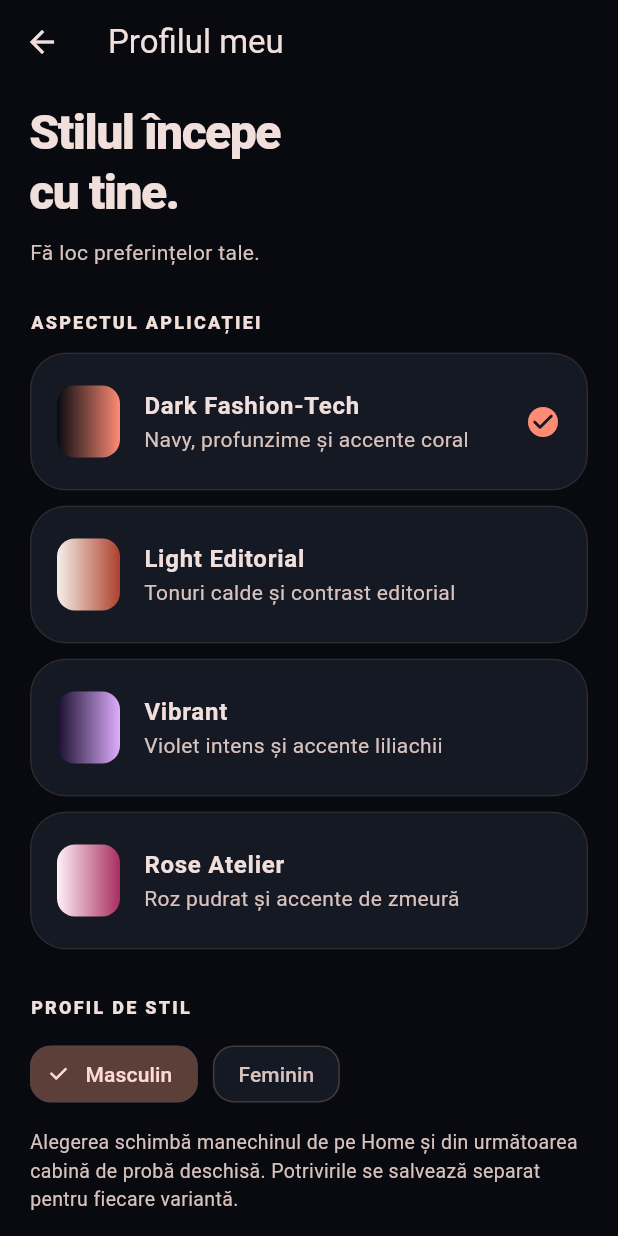
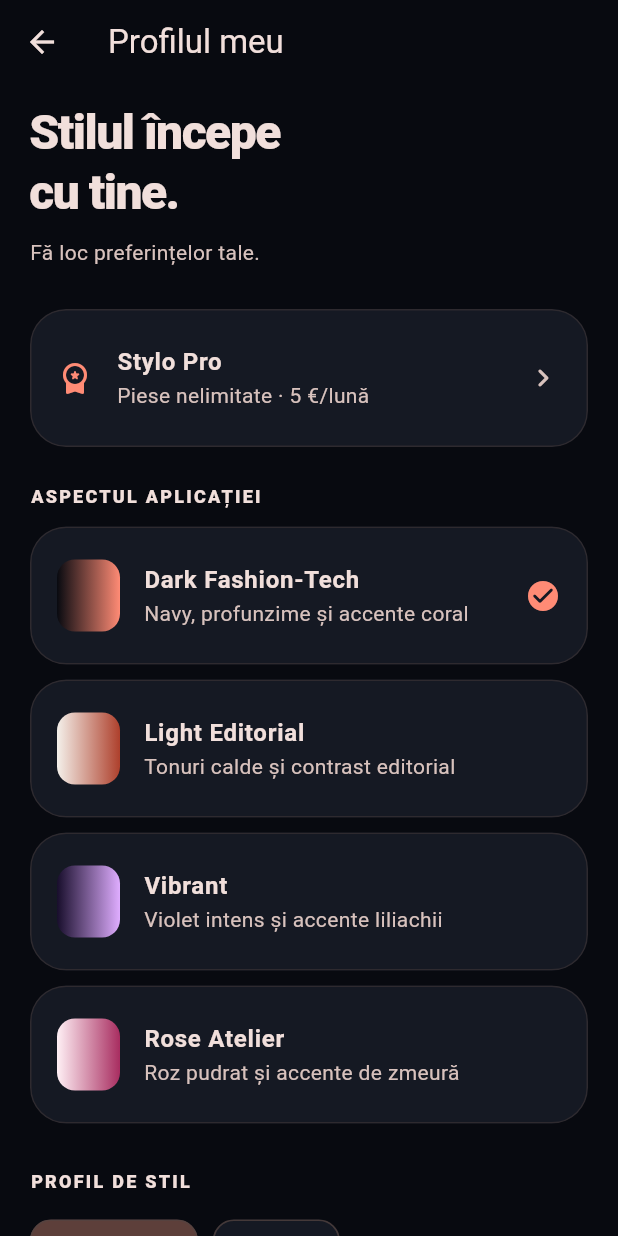
Before and after one commit to bro18nice-prog/Stylo, a Flutter app: the screen it shows after launch, after a tap on the "person outline" icon, on a phone screen of 412 x 824 dp. Run offline on Flutter 3.47's test engine with Material 3 defaults, Android fonts, the phone set to English and light mode, and no system bars; our stand-ins replace geolocator, hive, hive_flutter, image_picker, photo_view; missing offline and left inert: dart:js_interop, image_background_remover, purchases_flutter; accounts and stored records are empty.

Commit message:
Abonament Stylo Pro (5 €/lună) și APK arm64
- ProService: statut Pro doar din RevenueCat, fără steag local; fără cheie, plățile sunt dezactivate
- Ecran de plată cu funcții marcate „în curând” acolo unde nu există încă
- Limită de 30 de piese în varianta gratuită, cu trimitere la ecranul de plată
- Teste pentru limită și pentru ecranul de plată
- Workflow: APK arm64, mult mai mic

Co-Authored-By: Claude Sonnet 5.5 <noreply@anthropic.com>
Claude-Session: https://claude.ai/code/session_011paqGfsDuLx8vk7REJiGpm

```diff
--- a/lib/main.dart
+++ b/lib/main.dart
@@ -1,3 +1,5 @@
+import 'dart:async';
+
 import 'package:flutter/material.dart';
 import 'services/garment_storage.dart';
 import 'package:hive_flutter/hive_flutter.dart';
@@ -7,6 +9,7 @@ import 'providers/wardrobe_provider.dart';
 import 'theme/theme_preferences.dart';
 import 'services/outfit_history_service.dart';
 import 'services/avatar_preferences.dart';
+import 'services/pro_service.dart';
 
 Future<void> main() async {
   WidgetsFlutterBinding.ensureInitialized();
@@ -17,7 +20,18 @@ Future<void> main() async {
   await ThemePreferences.init();
   final wardrobe = WardrobeProvider();
   await wardrobe.init();
-  runApp(ChangeNotifierProvider.value(value: wardrobe, child: const MyApp()));
+  final pro = ProService();
+  // Fără await: pornirea aplicației nu așteaptă rețeaua magazinului.
+  unawaited(pro.init());
+  runApp(
+    MultiProvider(
+      providers: [
+        ChangeNotifierProvider.value(value: wardrobe),
+        ChangeNotifierProvider.value(value: pro),
+      ],
+      child: const MyApp(),
+    ),
+  );
 }
 
 class MyApp extends StatelessWidget {
--- a/lib/screens/add_clothing_screen.dart
+++ b/lib/screens/add_clothing_screen.dart
@@ -5,6 +5,8 @@ import 'package:provider/provider.dart';
 import '../models/clothing_item.dart';
 import '../providers/wardrobe_provider.dart';
 import '../services/garment_storage.dart';
+import '../services/pro_service.dart';
+import '../ui/screens/paywall_screen.dart';
 import 'usage_guide_screen.dart';
 
 class AddClothingScreen extends StatefulWidget {
@@ -102,6 +104,18 @@ class _AddClothingScreenState extends State<AddClothingScreen> {
       return;
     }
     final provider = context.read<WardrobeProvider>();
+    if (!ProService.of(context).canAdd(provider.length)) {
+      final pro = await Navigator.push<bool>(
+        context,
+        MaterialPageRoute(
+          builder: (_) => const PaywallScreen(
+            reason:
+                'Ai ajuns la ${ProService.freeItemLimit} de piese în varianta gratuită.',
+          ),
+        ),
+      );
+      if (pro != true || !mounted) return;
+    }
     final source = _showOriginal || _cutout == null ? _original! : _cutout!;
     setState(() {
       _saving = true;
--- /dev/null
+++ b/lib/services/pro_service.dart
@@ -0,0 +1,112 @@
+import 'package:flutter/foundation.dart';
+import 'package:flutter/services.dart';
+import 'package:flutter/widgets.dart';
+import 'package:provider/provider.dart';
+import 'package:purchases_flutter/purchases_flutter.dart';
+
+/// Stylo Pro: abonament de 5 €/lună prin Google Play / App Store (RevenueCat).
+///
+/// Securitate:
+/// - Statutul „Pro” vine doar din răspunsul magazinului, confirmat de
+///   RevenueCat. Nu există un steag local care să poată fi modificat.
+/// - În aplicație se află doar cheia publică RevenueCat, dată la build:
+///   `--dart-define=REVENUECAT_ANDROID_KEY=...` (și `REVENUECAT_IOS_KEY`).
+///   Fără cheie, plățile sunt dezactivate și aplicația rămâne în varianta
+///   gratuită, fără erori.
+/// - Limita de piese gratuite e o limită de produs, aplicată pe telefon.
+///   Funcțiile care costă bani (AI) trebuie verificate și pe server.
+class ProService extends ChangeNotifier {
+  /// Numărul de piese permis în varianta gratuită.
+  static const int freeItemLimit = 30;
+
+  /// Numele „entitlement”-ului din RevenueCat.
+  static const String entitlementId = 'pro';
+
+  static const String _androidKey = String.fromEnvironment(
+    'REVENUECAT_ANDROID_KEY',
+  );
+  static const String _iosKey = String.fromEnvironment('REVENUECAT_IOS_KEY');
+
+  static final ProService _fallback = ProService();
+
+  /// Găsește serviciul din arbore; fără el (de exemplu în teste) întoarce o
+  /// instanță gratuită, neconfigurată.
+  static ProService of(BuildContext context, {bool listen = false}) {
+    try {
+      return Provider.of<ProService>(context, listen: listen);
+    } on ProviderNotFoundException {
+      return _fallback;
+    }
+  }
+
+  bool _isPro = false;
+  bool _storeReady = false;
+  Package? _package;
+
+  bool get isPro => _isPro;
+
+  /// Magazinul e configurat și oferta lunară a fost găsită.
+  bool get storeReady => _storeReady;
+
+  /// Prețul afișat, în moneda utilizatorului, așa cum îl dă magazinul.
+  String get priceLabel => _package?.storeProduct.priceString ?? '5 €';
+
+  bool canAdd(int currentCount) => _isPro || currentCount < freeItemLimit;
+
+  Future<void> init() async {
+    if (kIsWeb) return;
+    final key = switch (defaultTargetPlatform) {
+      TargetPlatform.android => _androidKey,
+      TargetPlatform.iOS => _iosKey,
+      _ => '',
+    };
+    if (key.isEmpty) return;
+    try {
+      await Purchases.configure(PurchasesConfiguration(key));
+      Purchases.addCustomerInfoUpdateListener(_apply);
+      _apply(await Purchases.getCustomerInfo());
+      final offerings = await Purchases.getOfferings();
+      final current = offerings.current;
+      _package =
+          current?.monthly ??
+          (current != null && current.availablePackages.isNotEmpty
+              ? current.availablePackages.first
+              : null);
+      _storeReady = _package != null;
+    } catch (_) {
+      _storeReady = false;
+    }
+    notifyListeners();
+  }
+
+  void _apply(CustomerInfo info) {
+    final active = info.entitlements.active.containsKey(entitlementId);
+    if (active != _isPro) {
+      _isPro = active;
+      notifyListeners();
+    }
+  }
+
+  /// Întoarce true dacă utilizatorul e Pro după achiziție. Anularea de către
+  /// utilizator nu e eroare.
+  Future<bool> purchase() async {
+    final package = _package;
+    if (package == null) return false;
+    try {
+      _apply(await Purchases.purchasePackage(package));
+      return _isPro;
+    } on PlatformException catch (error) {
+      if (PurchasesErrorHelper.getErrorCode(error) ==
+          PurchasesErrorCode.purchaseCancelledError) {
+        return false;
+      }
+      rethrow;
+    }
+  }
+
+  Future<bool> restore() async {
+    if (!_storeReady) return false;
+    _apply(await Purchases.restorePurchases());
+    return _isPro;
+  }
+}
--- a/lib/ui/screens/profile_screen.dart
+++ b/lib/ui/screens/profile_screen.dart
@@ -1,6 +1,8 @@
 import 'package:flutter/material.dart';
 import '../../services/avatar_preferences.dart';
+import '../../services/pro_service.dart';
 import '../../theme/theme_preferences.dart';
+import 'paywall_screen.dart';
 
 class ProfileScreen extends StatelessWidget {
   const ProfileScreen({super.key});
@@ -26,6 +28,7 @@ class ProfileScreen extends StatelessWidget {
   @override
   Widget build(BuildContext context) {
     final colors = Theme.of(context).colorScheme;
+    final pro = ProService.of(context, listen: true);
     return Scaffold(
       appBar: AppBar(title: const Text('Profilul meu')),
       body: ListView(
@@ -44,6 +47,33 @@ class ProfileScreen extends StatelessWidget {
             style: TextStyle(color: colors.onSurfaceVariant),
           ),
           const SizedBox(height: 28),
+          Card(
+            child: ListTile(
+              contentPadding: const EdgeInsets.symmetric(
+                horizontal: 18,
+                vertical: 10,
+              ),
+              leading: Icon(
+                Icons.workspace_premium_rounded,
+                color: colors.primary,
+              ),
+              title: const Text(
+                'Stylo Pro',
+                style: TextStyle(fontWeight: FontWeight.w700),
+              ),
+              subtitle: Text(
+                pro.isPro
+                    ? 'Activ · piese nelimitate'
+                    : 'Piese nelimitate · ${pro.priceLabel}/lună',
+              ),
+              trailing: const Icon(Icons.chevron_right_rounded),
+              onTap: () => Navigator.push(
+                context,
+                MaterialPageRoute(builder: (_) => const PaywallScreen()),
+              ),
+            ),
+          ),
+          const SizedBox(height: 24),
           const Text(
             'ASPECTUL APLICAȚIEI',
             style: TextStyle(
--- a/pubspec.yaml
+++ b/pubspec.yaml
@@ -27,6 +27,7 @@ dependencies:
   http: ^1.3.0
   webview_flutter: ^4.10.0
   path_provider: ^2.1.5
+  purchases_flutter: ^8.0.0
 
 dev_dependencies:
   flutter_test:
```
Also changed, not shown: lib/ui/screens/paywall_screen.dart (added, +194 -0 lines), 2 other files.
